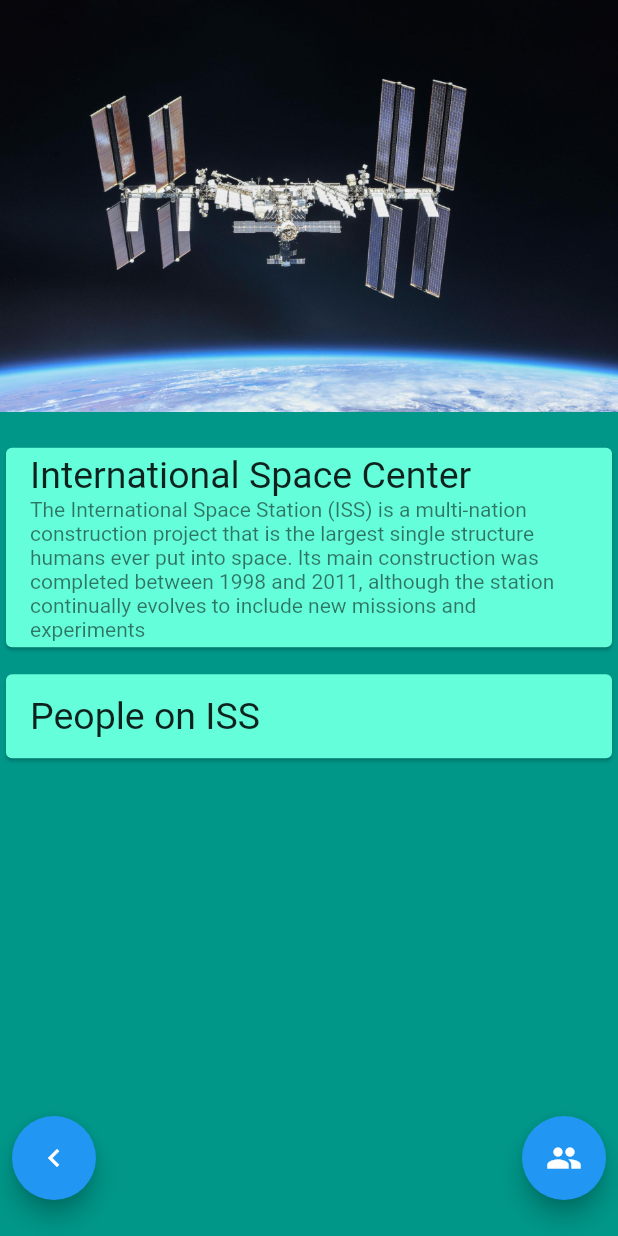
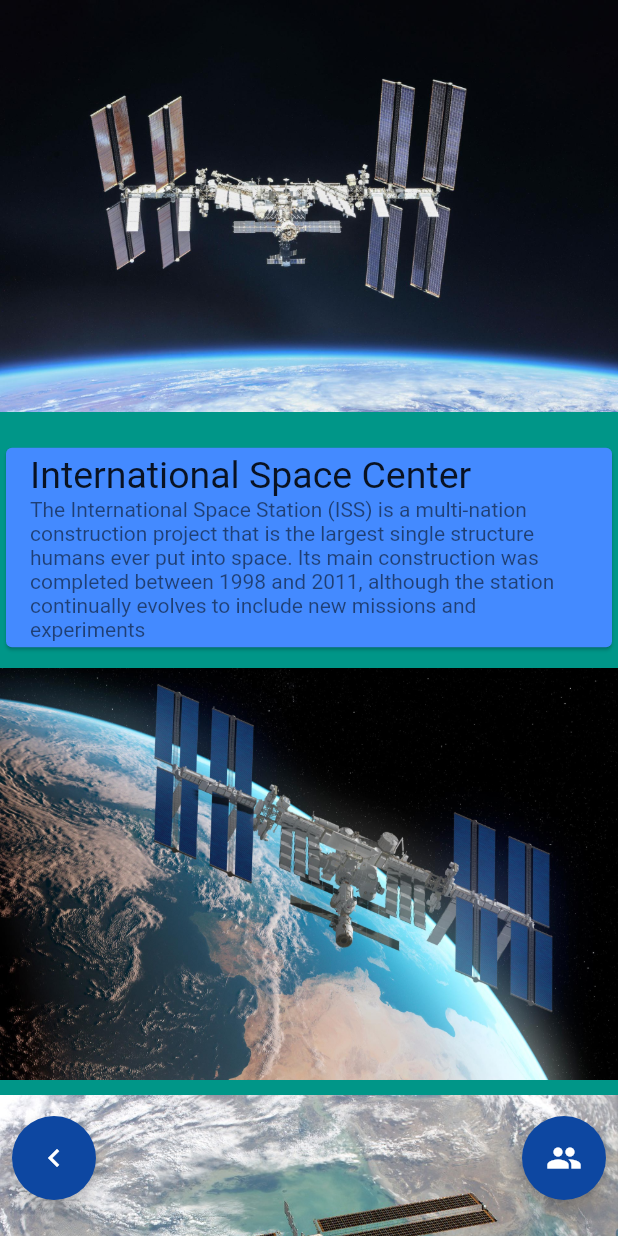
Before and after one commit to girishrajani/iss_tracker, a Flutter app: the ISS screen opened directly, on a phone screen of 412 x 824 dp. Run offline on Flutter 3.47's test engine with Material 2 defaults, Android fonts, the phone set to English and light mode, and no system bars; our stand-ins replace google_maps_flutter.

Commit message:
Info Page Completed

```diff
--- a/lib/iss.dart
+++ b/lib/iss.dart
@@ -1,6 +1,5 @@
 import 'package:flutter/material.dart';
-import 'dart:convert' as convert;
-import 'package:http/http.dart' as http;
+import 'package:iss_tracker/people.dart';
 
 void main() {
   runApp(MaterialApp(
@@ -29,13 +28,24 @@ class _ISSState extends State<ISS> {
             mainAxisAlignment: MainAxisAlignment.spaceBetween,
             children: <Widget>[
               FloatingActionButton(
-                onPressed: () {},
+                heroTag: null,
+                onPressed: () {
+                  Navigator.pop(context);
+                },
+                backgroundColor: Colors.blue[900],
                 child: Icon(
                   Icons.navigate_before,
                 ),
               ),
               FloatingActionButton(
-                onPressed: () {},
+                heroTag: null,
+                onPressed: () {
+                  Navigator.push(
+                    context,
+                    MaterialPageRoute(builder: (context) => People()),
+                  );
+                },
+                backgroundColor: Colors.blue[900],
                 child: Icon(
                   Icons.people,
                 ),
@@ -56,7 +66,7 @@ class _ISSState extends State<ISS> {
             Container(
               width: MediaQuery.of(context).size.width,
               child: Card(
-                color: Colors.tealAccent,
+                color: Colors.blueAccent,
                 child: ListTile(
                   title: Text(
                     'International Space Center',
@@ -69,19 +79,19 @@ class _ISSState extends State<ISS> {
             SizedBox(
               height: 10,
             ),
-            Container(
-              child: Card(
-                color: Colors.tealAccent,
-                child: ListTile(
-                  title: Text(
-                    'People on ISS',
-                    style: TextStyle(
-                      fontSize: 25,
-                    ),
-                  ),
-                ),
+            Image(
+              image: AssetImage(
+                'assets/iss2.jpg',
               ),
             ),
+            SizedBox(
+              height: 10,
+            ),
+            Image(
+              image: AssetImage(
+                'assets/iss1.jpg',
+              ),
+            )
           ],
         ),
       ),
```
Also changed, not shown: lib/people.dart (+4 -6 lines), assets/iss2.jpg (added).
